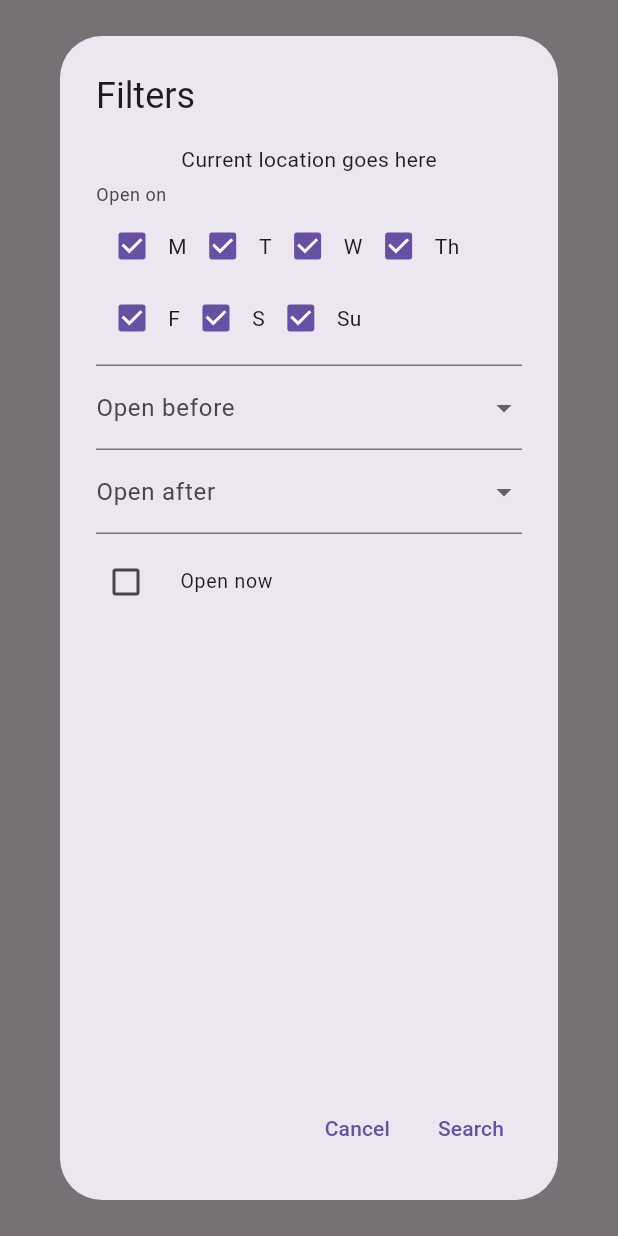
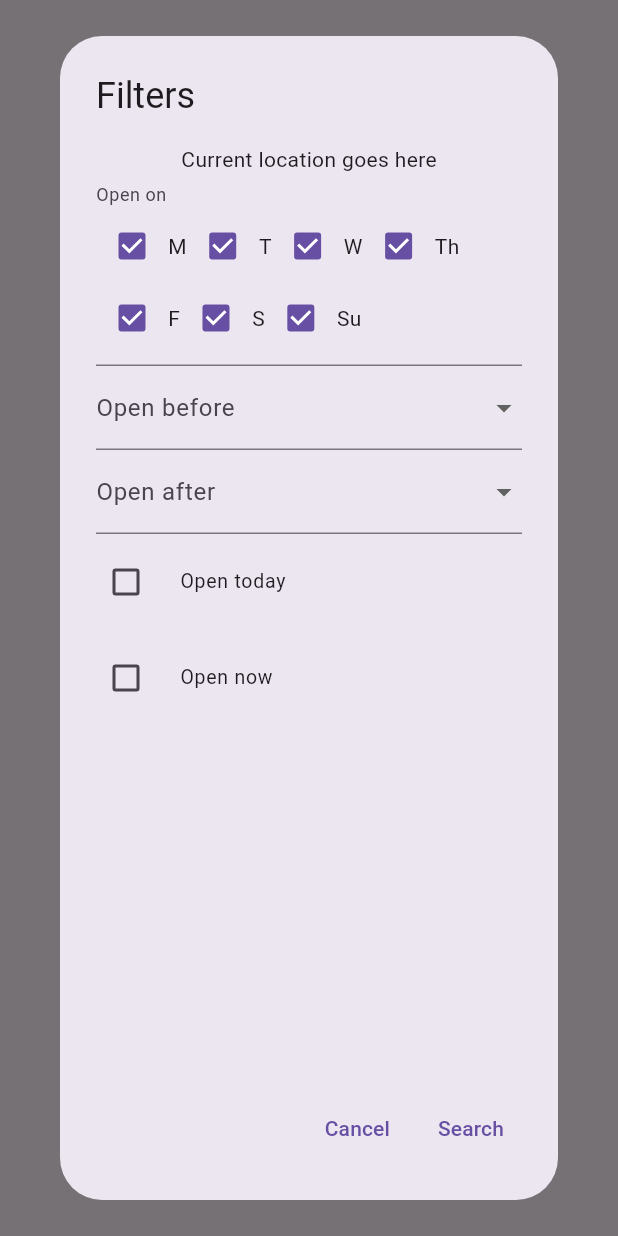
Before and after one commit to mdolmen/rund, a Flutter app: the screen it shows after launch, after a tap on "Autour", on a phone screen of 412 x 824 dp. Run offline on Flutter 3.47's test engine with Material 3 defaults, Android fonts, the phone set to English and light mode, and no system bars; drawn by our look-alikes of flutter_form_builder; our stand-ins replace geolocator, loading_animation_widget, sqflite; accounts and stored records are empty; generated files the repository leaves out were written again.

Commit message:
Implement filters
- Open on selected days
- Open before hour
- Open after hour
- Open today
- Open now

```diff
--- a/lib/src/autour/autour.dart
+++ b/lib/src/autour/autour.dart
@@ -11,17 +11,17 @@ import 'package:geolocator/geolocator.dart';
 
 import 'database_helper.dart';
 
-const String BACKEND_URL = "http://vps-433a4dd6.vps.ovh.net:8080";
-const String API_KEY_GEOCODE = "";
+//const String BACKEND_URL = "http://vps-433a4dd6.vps.ovh.net:8080";
+const String BACKEND_URL = "http://127.0.0.1:8080";
 
 const Map<String, int> dayNamesIndex = {
-  'Monday': 0,
-  'Tuesday': 1,
-  'Wednesday': 2,
-  'Thursday': 3,
-  'Friday': 4,
-  'Saturday': 5,
-  'Sunday': 6,
+  'Sunday': 0,
+  'Monday': 1,
+  'Tuesday': 2,
+  'Wednesday': 3,
+  'Thursday': 4,
+  'Friday': 5,
+  'Saturday': 6,
 };
 
 class AutourScreen extends StatefulWidget {
@@ -41,6 +41,7 @@ class _AutourScreen extends State<AutourScreen> with TickerProviderStateMixin {
   List<Place> _places = [];
   Location _lastKnownCoords = Location(lat:-360, lng:-360); // unvalid gps coords
   String _lastKnownPosition = "";
+  bool _positionHasChanged = true;
 
   @override
   void initState() {
@@ -56,31 +57,129 @@ class _AutourScreen extends State<AutourScreen> with TickerProviderStateMixin {
     _tabController.dispose();
   }
 
-  Future<List<Place>> _searchNearby(String filters) async {
+  int _timeStrToMinutes(String time) {
+    List<String> parts = time.split(':');
+    int hours = int.parse(parts[0]);
+    int minutes = int.parse(parts[1]);
+    return hours * 60 + minutes;
+  }
+
+  bool _applyFilters(String today, String filters, Place place) {
+    Map<String, dynamic> filtersJson = _formatFiltersStrToJson(filters);
+    bool f_open_on = false;
+    bool f_open_before = true;
+    bool f_open_after = true;
+    bool f_open_today = true;
+    bool f_open_now = true;
+
+    // Open on
+    String todayShort = "";
+    if (today == "Thursday" || today == "Sunday") {
+      todayShort = today.substring(0, 2);
+    }
+    else {
+      todayShort = today[0];
+    }
+    for (final day in filtersJson['days'].cast<String>()) {
+      if (day == todayShort)
+        f_open_on = true;
+    }
+
+    // Init filter flags based on filtered activated
+    if (filtersJson["open_today"])
+      f_open_today = false;
+    if (filtersJson["open_now"])
+      f_open_now = false;
+    if (filtersJson['open_before'] != null)
+      f_open_before = false;
+    if (filtersJson['open_after'] != null)
+      f_open_after = false;
+
+    // Open before
+    int open_before = _timeStrToMinutes(filtersJson['open_before'] ?? "23:59");
+    int close_after = _timeStrToMinutes(filtersJson['open_after'] ?? "00:01");
+    DateTime now = DateTime.now();
+    int current_time = now.hour * 60 + now.minute;
+    List<Period> periods = place.currentOpeningHours?.periods ?? [];
+    int todayIdx = dayNamesIndex[today] ?? -1;
+
+    for (final period in periods) {
+
+      if (period.open.day == todayIdx || period.close.day == todayIdx) {
+        int open_at = period.open.hour * 60 + period.open.minute;
+        int close_at = period.close.hour * 60 + period.close.minute;
+
+        // Open today
+        if (filtersJson["open_today"]) {
+          f_open_today = true;
+        }
+
+        // Open now
+        if (filtersJson["open_now"] != null
+            && current_time > open_at && current_time < close_at)
+        {
+          f_open_now = true;
+        }
+
+        // Open before
+        if (filtersJson['open_before'] != null && open_at <= open_before) {
+          f_open_before = true;
+        }
+
+        // Open after
+        if (filtersJson['open_after'] != null && close_at >= close_after) {
+          f_open_after = true;
+        }
+      }
+    }
+
+    return f_open_today && f_open_now && f_open_before  && f_open_after;
+  }
+
+  Future<List<Place>> _searchNearby(String today, String filters) async {
     print("[+] Getting places around...");
 
-    Map<String, dynamic> filtersJson = _formatFilters(filters);
+    List<Place> places = [];
 
     // TODO: don't call the backend if on offline mode
 
-    List<Place> places = await _getPlaces();
+    places = await _getPlaces();
+    // TODO: requires adding a function to get places from local db
+    //if (_positionHasChanged) {
+    //  places = await _getPlaces();
+    //  _positionHasChanged = false;
+    //  print("DEBUG: getting places");
+    //}
+    //else {
+    //  print("DEBUG: already got places for that position");
+    //  print("DEBUG: len(_places) = ${_places.length}");
+    //  places = _places;
+    //}
+    List<Place> filteredPlaces = [];
 
     // Add all the places to the local db
     for (final place in places) {
       String name = place.displayName;
       print("[+] Adding place: $name");
+      // TODO: don't insert if offline mode is on
       _insertPlace(place);
+
+      if (_applyFilters(today, filters, place) == true)
+        filteredPlaces.add(place);
     }
 
-    // TODO: apply filter to places from local db, return only places to display
-
-    return places;
+    return filteredPlaces;
   }
 
   /// Call the backend to get the list of places
   /// Returns JSON data parseable into Place objects.
   Future<List<Place>> _getPlaces() async {
     List<Place> places = [];
+
+    // TODO:
+    //  - pass positionHasChanged in parameter
+    //  - if not positionHasChanged, do the same as offline mode, aka get places
+    //  from local db (don't call the backend API)
 
     if (_lastKnownCoords.lat == -360 && _lastKnownCoords.lng == -360) {
       String currentAddress = await _getCurrentAddress();
@@ -185,10 +284,15 @@ class _AutourScreen extends State<AutourScreen> with TickerProviderStateMixin {
     return currentPos;
   }
 
-  /// Formats a string to a valide json string and returns a json object.
-  Map<String, dynamic> _formatFilters(String filters) {
-    // Put double quotes around keys
-    String jsonString = filters.replaceAllMapped(RegExp(r'(\w+):'), (match) => '"${match[1]}":');
+  /// Formats a string to a valid json string and returns a json object.
+  Map<String, dynamic> _formatFiltersStrToJson(String filters) {
+    // Put double quotes around time values or any unquoted values with colons (e.g., 04:00)
+    String jsonString = filters.replaceAllMapped(RegExp(r'(?<=:\s?)(\d{2}:\d{2})'), (match) => '"${match[1]}"');
+    print("DEBUG: jsonString (after time values fix) = $jsonString");
+
+    // Put double quotes around unquoted keys
+    jsonString = jsonString.replaceAllMapped(RegExp(r'(?<!["\w])(\w+)(?=\s*:)'), (match) => '"${match[1]}"');
+    print("DEBUG: jsonString (after key quotes fix) = $jsonString");
 
     // Put double quotes around values inside arrays
     jsonString = jsonString.replaceAllMapped(RegExp(r'\[([^\]]+)\]'), (match) {
@@ -208,9 +312,10 @@ class _AutourScreen extends State<AutourScreen> with TickerProviderStateMixin {
       context: context,
       builder: (BuildContext context) {
         return AutourFilters(
-          searchBtnCallback: (filters) async {
-            List<Place> places = await _searchNearby(filters);
+          searchBtnCallback: (today, filters) async {
+            List<Place> places = await _searchNearby(today, filters);
             setState(() {
+              print("DEBUG: searchNearby has returned, setting places, ${places.length}");
               _places = places;
             });
           }
@@ -247,6 +352,7 @@ class _AutourScreen extends State<AutourScreen> with TickerProviderStateMixin {
                 _getCurrentAddress().then((value) {
                   setState(() {
                     _lastKnownPosition = value;
+                    _positionHasChanged = true;
                   });
                 });
               },
@@ -368,7 +474,6 @@ class PlaceListItem extends StatelessWidget {
       distance = Geolocator.distanceBetween(userPosition.lat, userPosition.lng,
           lat, lng);
       if (distance >= 1000) {
-          //distance = distance.toStringAsFixed(1)
           distanceStr = "${(distance / 1000).toStringAsFixed(1)} km";
       }
       else {
@@ -383,8 +488,11 @@ class PlaceListItem extends StatelessWidget {
     // Get today's index
     _todayIdx = dayNamesIndex[_getDayName()] ?? -1;
 
+    // In the 'openingHours' 'day' starts at 0 for sunday but in the
+    // 'weekdayDescritions' the array starts at monday...
     final String? currentOpeningHours =
-            placeData.currentOpeningHours?.weekdayDescriptions[_todayIdx];
+            placeData.currentOpeningHours?.weekdayDescriptions[(_todayIdx-1) % 7];
+
     final bool isOpen = placeData.currentOpeningHours?.openNow ?? false;
     final IconData isOpenIcon = isOpen ? Icons.check_circle : Icons.cancel;
     final Color isOpenColor = isOpen ? Colors.green : Colors.red;
@@ -639,11 +747,15 @@ class Hour {
 
 class AutourFilters extends StatelessWidget {
   final _formKey = GlobalKey<FormBuilderState>();
-  final Function(String) searchBtnCallback;
+  final Function(String, String) searchBtnCallback;
 
   AutourFilters({
     required this.searchBtnCallback,
   });
+
+  String _getDayName() {
+    return DateFormat('EEEE').format(DateTime.now());
+  }
 
   List<String> _days = ['M', 'T', 'W', 'Th', 'F', 'S', 'Su'];
   List<String> _hours = [
@@ -658,7 +770,7 @@ class AutourFilters extends StatelessWidget {
   void _handleButtonPressed() {
     _formKey.currentState?.validate();
     String? filters = _formKey.currentState?.instantValue.toString();
-    searchBtnCallback(filters ?? "{}");
+    searchBtnCallback(_getDayName(), filters ?? "{}");
   }
 
   @override
@@ -719,6 +831,13 @@ class AutourFilters extends StatelessWidget {
                   .toList(),
             ),
 
+            // Open today
+            FormBuilderCheckbox(
+              name: 'open_today',
+              title: const Text('Open today'),
+              initialValue: false,
+            ),
+
             // Open now
             FormBuilderCheckbox(
               name: 'open_now',
```
